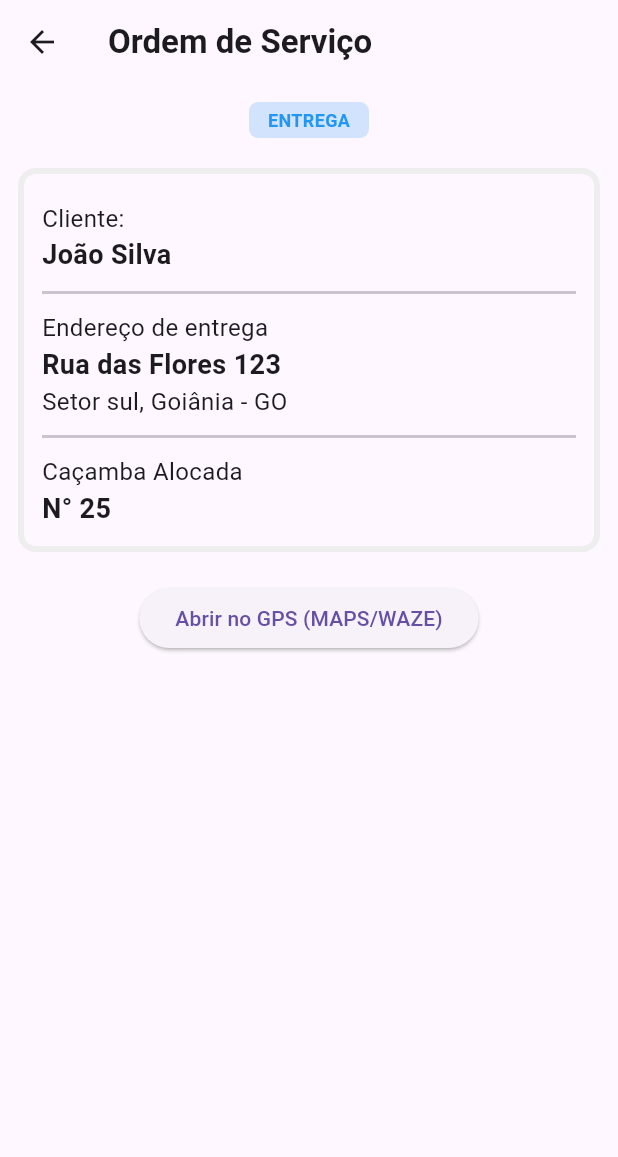
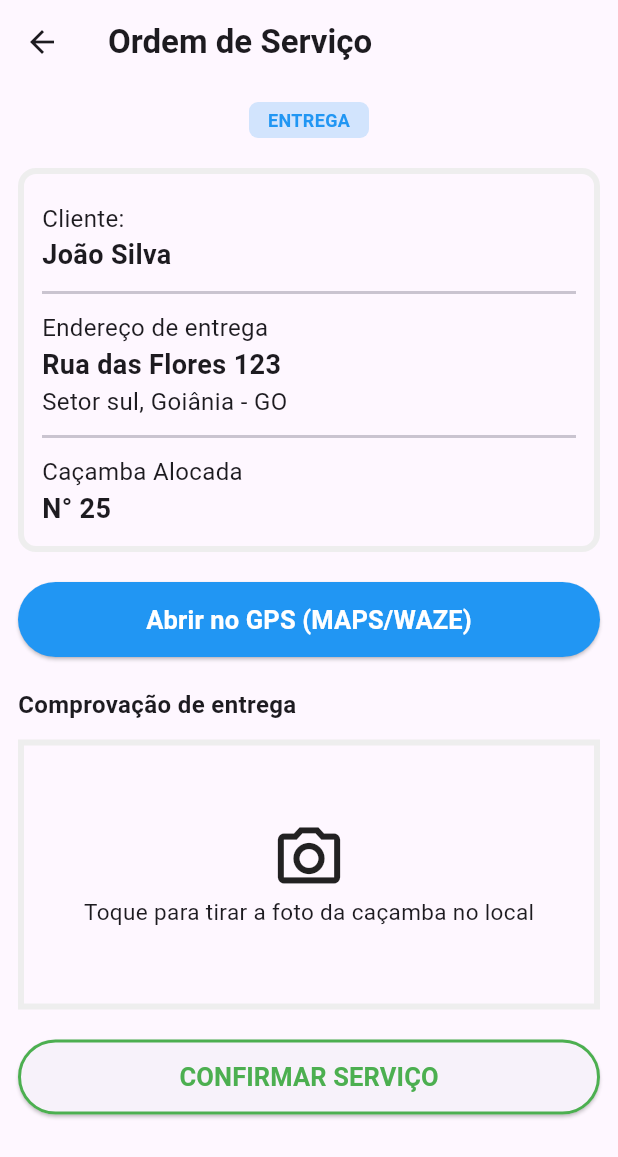
Before and after one commit to GuilhermeSilva7x/Sistema-de-gerenciamento-de-loca-o-de-ca-ambas, a Flutter app: the screen it shows after launch, after a tap on "ENTREGA", on a phone screen of 412 x 824 dp. Shown: the top 1157 px of the screen. Run offline on Flutter 3.47's test engine with Material 3 defaults, Android fonts, the phone set to English and light mode, and no system bars.

Commit message:
Tela de detalhes dos serviços visualmente pronta

```diff
--- a/app_motorista/lib/paginas_principais/detalhesAtividade.dart
+++ b/app_motorista/lib/paginas_principais/detalhesAtividade.dart
@@ -1,4 +1,7 @@
 import 'package:app_motorista/subpastas_detalhesAtividades/abaCliente.dart';
+import 'package:app_motorista/subpastas_detalhesAtividades/botaoConfirmacao.dart';
+import 'package:app_motorista/subpastas_detalhesAtividades/botaoLocalizacao.dart';
+import 'package:app_motorista/subpastas_detalhesAtividades/fotoConfirmacao.dart';
 import 'package:app_motorista/subpastas_homepage/atividades.dart';
 import 'package:flutter/material.dart';
 
@@ -28,11 +31,11 @@ class Detalhesatividade extends StatelessWidget {
             SizedBox(height: 20),
             Abacliente(),
             SizedBox(height: 20),
-            ElevatedButton(
-              style: ButtonStyle(),
-              onPressed: () {},
-              child: Text("Abrir no GPS (MAPS/WAZE)"),
-            ),
+            Botaolocalizacao(),
+            SizedBox(height: 20),
+            Fotoconfirmacao(),
+            SizedBox(height: 20),
+            Botaoconfirmacao(),
           ],
         ),
       ),
--- /dev/null
+++ b/app_motorista/lib/subpastas_detalhesAtividades/botaoConfirmacao.dart
@@ -0,0 +1,24 @@
+import 'package:flutter/material.dart';
+
+class Botaoconfirmacao extends StatelessWidget {
+  const Botaoconfirmacao({super.key});
+
+  @override
+  Widget build(BuildContext context) {
+    return ElevatedButton(
+      style: ElevatedButton.styleFrom(
+        side: BorderSide(color: Colors.green, width: 2),
+        fixedSize: Size(3000, 50),
+      ),
+      onPressed: () {},
+      child: Text(
+        "CONFIRMAR SERVIÇO",
+        style: TextStyle(
+          color: Colors.green,
+          fontWeight: FontWeight.bold,
+          fontSize: 17,
+        ),
+      ),
+    );
+  }
+}
--- /dev/null
+++ b/app_motorista/lib/subpastas_detalhesAtividades/botaoLocalizacao.dart
@@ -0,0 +1,24 @@
+import 'package:flutter/material.dart';
+
+class Botaolocalizacao extends StatelessWidget {
+  const Botaolocalizacao({super.key});
+
+  @override
+  Widget build(BuildContext context) {
+    return ElevatedButton(
+      style: ElevatedButton.styleFrom(
+        backgroundColor: Colors.blue,
+        fixedSize: Size(3000, 50),
+      ),
+      onPressed: () {},
+      child: Text(
+        "Abrir no GPS (MAPS/WAZE)",
+        style: TextStyle(
+          color: Colors.white,
+          fontWeight: FontWeight.bold,
+          fontSize: 17,
+        ),
+      ),
+    );
+  }
+}
--- /dev/null
+++ b/app_motorista/lib/subpastas_detalhesAtividades/fotoConfirmacao.dart
@@ -0,0 +1,39 @@
+import 'package:flutter/material.dart';
+
+class Fotoconfirmacao extends StatelessWidget {
+  const Fotoconfirmacao({super.key});
+
+  @override
+  Widget build(BuildContext context) {
+    return Column(
+      crossAxisAlignment: CrossAxisAlignment.start,
+      children: [
+        Text(
+          "Comprovação de entrega",
+          style: TextStyle(fontWeight: FontWeight.bold, fontSize: 16),
+        ),
+        SizedBox(height: 12),
+        GestureDetector(
+          onTap: () {},
+          child: Container(
+            width: double.infinity,
+            height: 180,
+            decoration: BoxDecoration(
+              border: Border.all(color: Colors.grey[200]!, width: 4),
+            ),
+            child: Column(
+              mainAxisAlignment: MainAxisAlignment.center,
+              children: [
+                Icon(Icons.camera_alt_outlined, size: 50),
+                Text(
+                  "Toque para tirar a foto da caçamba no local",
+                  style: TextStyle(fontSize: 15),
+                ),
+              ],
+            ),
+          ),
+        ),
+      ],
+    );
+  }
+}
```
